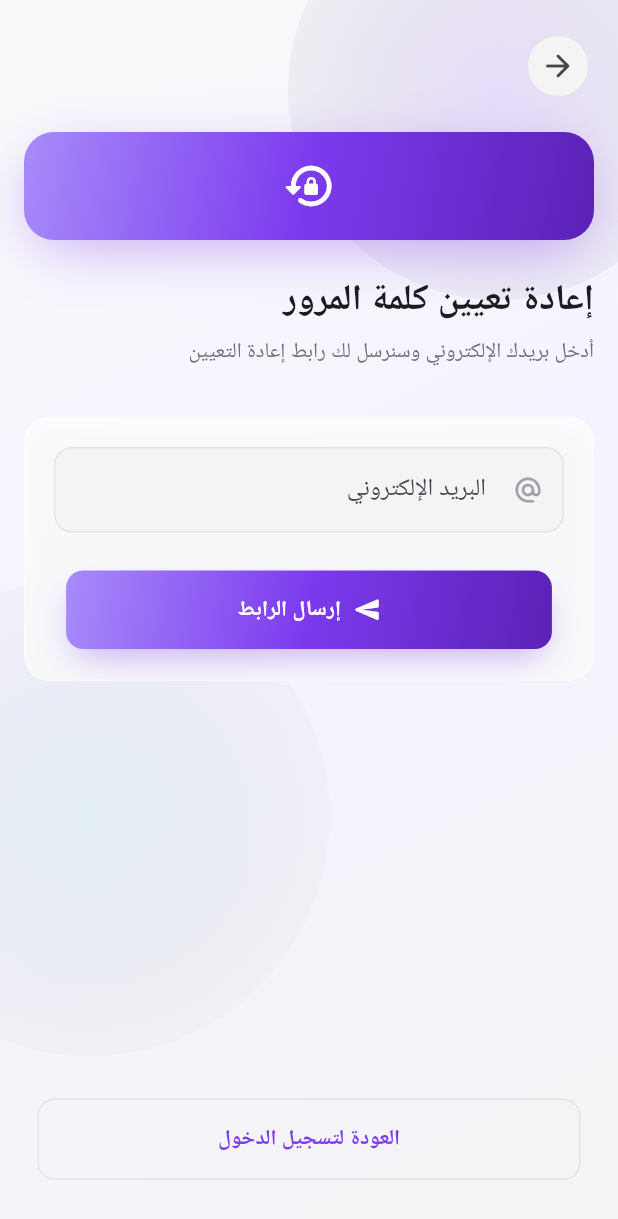
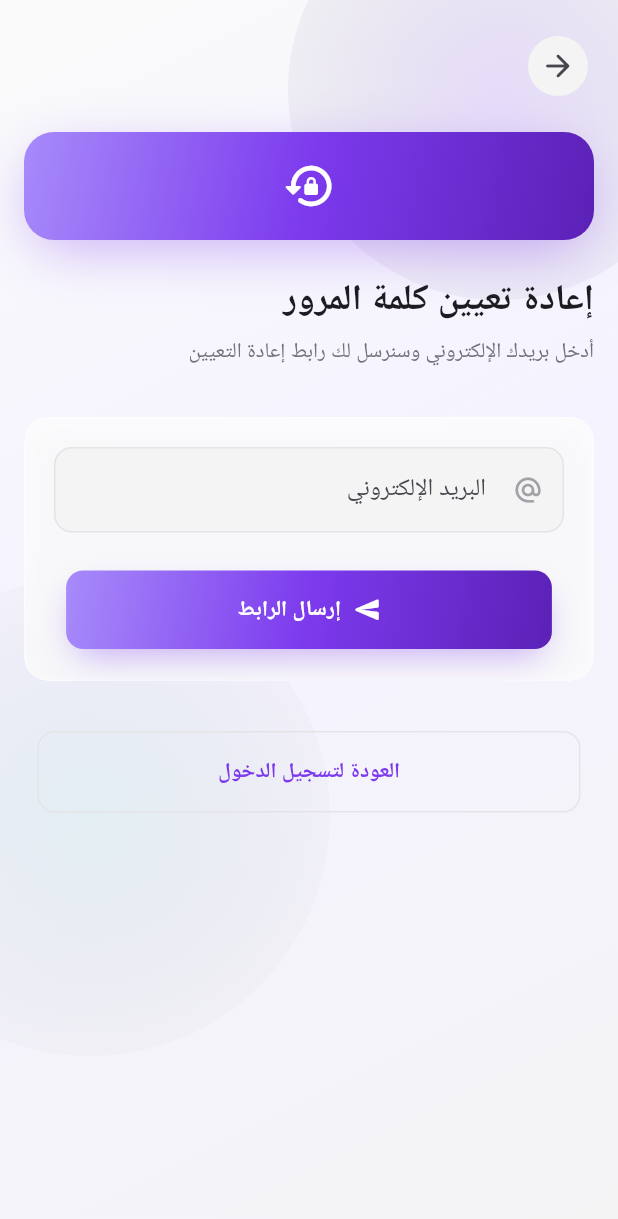
Before and after one commit to engmohamedtarek5060-source/Plans, a Flutter app: the screen it shows after launch, after a tap on "EN", after a tap on "عربي", after a tap on "نسيت كلمة المرور؟", on a phone screen of 412 x 824 dp. Shown: the top 1219 px of the screen. Run offline on Flutter 3.47's test engine with Material 3 defaults, Android fonts, the phone set to English and light mode, and no system bars; our stand-ins replace dio, equatable, flutter_bloc, flutter_riverpod, flutter_secure_storage, google_fonts and 1 more; network calls fail; Roboto replaces fonts that are missing (Tajawal).

Commit message:
feat(responsive): make the app adapt across phone, tablet, and landscape
The layouts were phone-first and stretched edge to edge on tablets, and
a non-scrollable column plus fixed paddings overflowed in landscape.
Add a small responsive foundation and apply it app-wide.

Foundation (lib/core/responsive/):
- Responsive: Material-3 breakpoints (compact/medium/expanded), a
  readable max content width (640), and a grid-column helper
- ResponsiveContext extension: size class, isWide, isLandscape, and a
  responsive<T>() value picker
- ResponsiveCenter: constrains content to a max width and centers it —
  a no-op on phones, so nothing changes there. heightFactor lets it be
  used safely in a loose-constrained slot (the bottom nav)

Applied:
- Shell centers every main screen and the header/bottom nav to 640 on
  large screens instead of stretching; bottom padding eases in landscape
- Login and forgot-password forms constrained to 480 and centered;
  forgot-password made scrollable (was a fixed Column that overflowed in
  landscape — its Spacer replaced with a fixed gap)
- Invoice detail centered on large screens
- Text scaling clamped to [0.85, 1.3] so extreme OS font sizes can't
  overflow tight layouts

Verified on-device at 360dp, 411dp, 800dp tablet, and 923dp landscape:
content centers, nav stays at the bottom, no overflow at any size.

Tests: +9 (2 breakpoint/grid unit, 7 login-renders-without-overflow
across small phone → large tablet incl. landscape).

Co-Authored-By: Claude Opus 4.8 (1M context) <noreply@anthropic.com>

```diff
--- a/lib/app.dart
+++ b/lib/app.dart
@@ -32,9 +32,20 @@ class PlansApp extends ConsumerWidget {
         GlobalCupertinoLocalizations.delegate,
       ],
       builder: (context, child) {
-        return Directionality(
-          textDirection: isArabic ? TextDirection.rtl : TextDirection.ltr,
-          child: child ?? const SizedBox.shrink(),
+        // Clamp the OS font scale so an extreme accessibility setting can't
+        // overflow tight layouts, while still honouring larger text up to a
+        // safe bound.
+        final mq = MediaQuery.of(context);
+        final scale = mq.textScaler.clamp(
+          minScaleFactor: 0.85,
+          maxScaleFactor: 1.3,
+        );
+        return MediaQuery(
+          data: mq.copyWith(textScaler: scale),
+          child: Directionality(
+            textDirection: isArabic ? TextDirection.rtl : TextDirection.ltr,
+            child: child ?? const SizedBox.shrink(),
+          ),
         );
       },
       home: const AppRoot(),
--- /dev/null
+++ b/lib/core/responsive/responsive_center.dart
@@ -0,0 +1,37 @@
+import 'package:flutter/widgets.dart';
+import 'package:saudiaaaa/core/responsive/responsive.dart';
+
+/// Constrains its child to a readable maximum width and centers it.
+///
+/// On phones this is a no-op (the child already fills the width); on tablets
+/// and landscape it stops content from stretching edge to edge. Drop it around
+/// a screen's scrollable body so every screen gets the same treatment.
+class ResponsiveCenter extends StatelessWidget {
+  const ResponsiveCenter({
+    super.key,
+    required this.child,
+    this.maxWidth = Responsive.maxContentWidth,
+    this.heightFactor,
+  });
+
+  final Widget child;
+  final double maxWidth;
+
+  /// Pass `1.0` when the parent gives loose (unbounded) vertical constraints —
+  /// e.g. a `bottomNavigationBar` slot — so the [Align] sizes to the child's
+  /// height instead of expanding to fill the screen. Leave null inside an
+  /// `Expanded`/bounded parent, where filling the height is what you want.
+  final double? heightFactor;
+
+  @override
+  Widget build(BuildContext context) {
+    return Align(
+      alignment: Alignment.topCenter,
+      heightFactor: heightFactor,
+      child: ConstrainedBox(
+        constraints: BoxConstraints(maxWidth: maxWidth),
+        child: child,
+      ),
+    );
+  }
+}
--- a/lib/features/auth/presentation/screens/forgot_password_screen.dart
+++ b/lib/features/auth/presentation/screens/forgot_password_screen.dart
@@ -2,6 +2,7 @@ import 'package:flutter/material.dart';
 import 'package:flutter_riverpod/flutter_riverpod.dart';
 import 'package:saudiaaaa/core/constants/app_strings.dart';
 import 'package:saudiaaaa/core/providers/locale_provider.dart';
+import 'package:saudiaaaa/core/responsive/responsive_center.dart';
 import 'package:saudiaaaa/core/theme/app_colors.dart';
 import 'package:saudiaaaa/core/theme/app_effects.dart';
 import 'package:saudiaaaa/core/theme/app_spacing.dart';
@@ -69,9 +70,13 @@ class _ForgotPasswordScreenState extends ConsumerState<ForgotPasswordScreen>
         child: SafeArea(
           child: FadeTransition(
             opacity: _fadeAnimation,
-            child: Padding(
+            // Scrollable so the fixed-height content never overflows in
+            // landscape or on short screens; centered to a readable width.
+            child: SingleChildScrollView(
               padding: AppSpacing.screenPadding,
-              child: Column(
+              child: ResponsiveCenter(
+                maxWidth: 480,
+                child: Column(
                 crossAxisAlignment: CrossAxisAlignment.stretch,
                 children: [
                   Align(
@@ -169,7 +174,9 @@ class _ForgotPasswordScreenState extends ConsumerState<ForgotPasswordScreen>
                       ],
                     ),
                   ),
-                  const Spacer(),
+                  // A scroll view has unbounded height, so a fixed gap
+                  // replaces the former Spacer.
+                  const SizedBox(height: AppSpacing.xxl),
                   CustomPrimaryButton(
                     label: AppStrings.backToLogin(isArabic),
                     onPressed: () => Navigator.of(context).pop(),
@@ -178,6 +185,7 @@ class _ForgotPasswordScreenState extends ConsumerState<ForgotPasswordScreen>
                   const SizedBox(height: AppSpacing.md),
                 ],
               ),
+              ),
             ),
           ),
         ),
--- a/lib/features/auth/presentation/screens/login_screen.dart
+++ b/lib/features/auth/presentation/screens/login_screen.dart
@@ -124,7 +124,13 @@ class _LoginScreenState extends ConsumerState<LoginScreen>
                         opacity: _fadeAnimation,
                         child: SlideTransition(
                           position: _slideAnimation,
-                          child: IntrinsicHeight(
+                          // Keep the form a comfortable reading width and
+                          // centered on tablets instead of stretching fields
+                          // edge to edge.
+                          child: Center(
+                            child: ConstrainedBox(
+                              constraints: const BoxConstraints(maxWidth: 480),
+                              child: IntrinsicHeight(
                             child: Form(
                               key: _formKey,
                               child: Column(
@@ -281,6 +287,8 @@ class _LoginScreenState extends ConsumerState<LoginScreen>
                               ),
                             ),
                           ),
+                            ),
+                          ),
                         ),
                       ),
                     ),
--- a/lib/features/sales/data/models/invoice_detail_model.dart
+++ b/lib/features/sales/data/models/invoice_detail_model.dart
@@ -1,6 +1,5 @@
 import 'package:saudiaaaa/core/utils/json_parse.dart';
 import 'package:saudiaaaa/features/sales/data/models/invoice_model.dart';
-import 'package:saudiaaaa/features/sales/domain/entities/invoice.dart';
 import 'package:saudiaaaa/features/sales/domain/entities/invoice_detail.dart';
 
 /// GET /sales/invoices/{id}
--- a/lib/features/sales/presentation/screens/invoice_detail_screen.dart
+++ b/lib/features/sales/presentation/screens/invoice_detail_screen.dart
@@ -2,6 +2,7 @@ import 'package:flutter/material.dart';
 import 'package:flutter_riverpod/flutter_riverpod.dart';
 import 'package:saudiaaaa/core/constants/app_strings.dart';
 import 'package:saudiaaaa/core/providers/locale_provider.dart';
+import 'package:saudiaaaa/core/responsive/responsive_center.dart';
 import 'package:saudiaaaa/core/theme/app_colors.dart';
 import 'package:saudiaaaa/core/theme/app_spacing.dart';
 import 'package:saudiaaaa/core/utils/error_message.dart';
@@ -49,7 +50,9 @@ class InvoiceDetailScreen extends ConsumerWidget {
               retryLabel: AppStrings.retry(isArabic),
               onRetry: () => ref.invalidate(invoiceDetailProvider(invoiceId)),
             ),
-            data: (detail) => _Body(detail: detail, isArabic: isArabic, locale: locale),
+            data: (detail) => ResponsiveCenter(
+              child: _Body(detail: detail, isArabic: isArabic, locale: locale),
+            ),
           ),
         ),
       ),
```
Also changed, not shown: lib/core/responsive/responsive.dart (added, +76 -0 lines), lib/core/widgets/animated_bottom_nav.dart (+11 -1 lines), lib/features/shell/presentation/screens/main_shell_screen.dart (+12 -2 lines), 1 other file.
